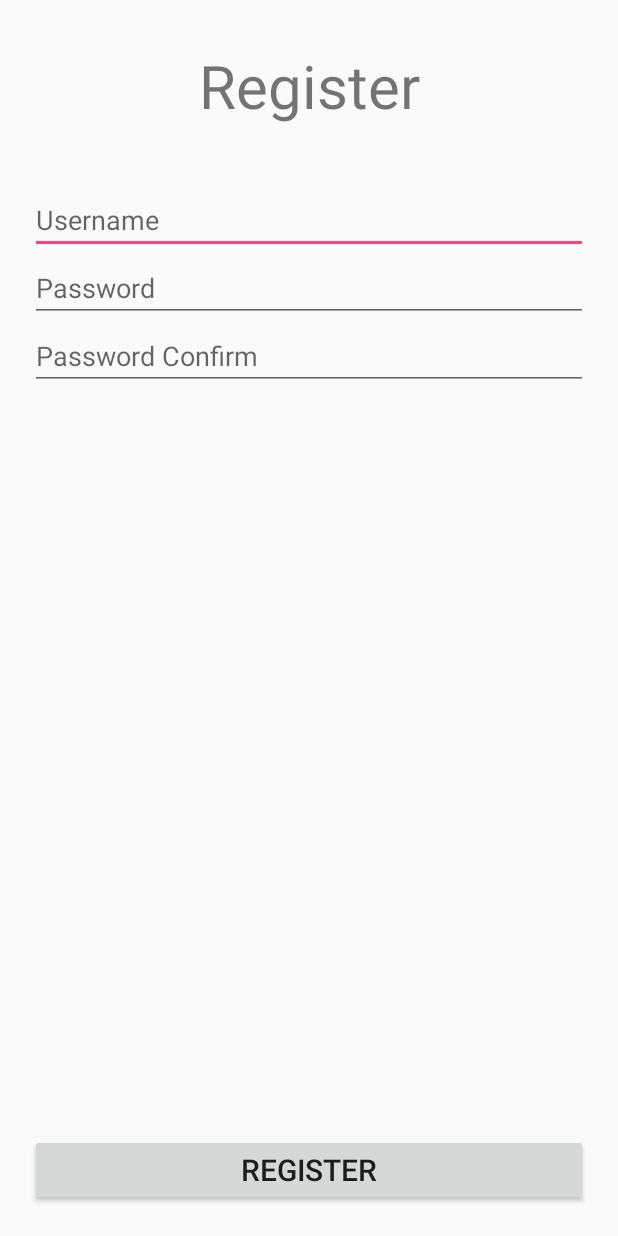
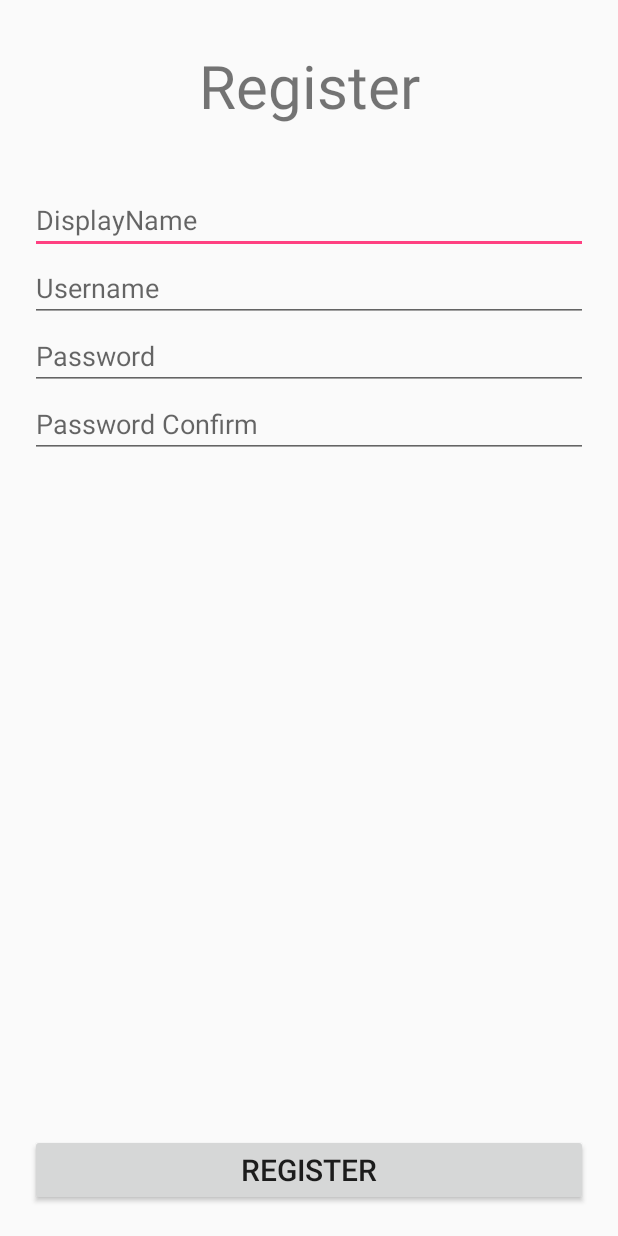
Before and after one commit to kamikitaooo/StarDustWorkShop, an Android app: the layout activity_register.xml on its own in the app's theme, with its tools: preview values and no code run, on a phone screen of 412 x 824 dp. Run offline under Robolectric (Android 15) with nearby library versions, the phone set to English and light mode, and no system bars.

Commit message:
register success

```diff
--- a/app/build.gradle
+++ b/app/build.gradle
@@ -20,7 +20,8 @@ android {
 }
 
 dependencies {
-    compile fileTree(dir: 'libs', include: ['*.jar'])
+    compile fileTree(include: ['*.jar'], dir: 'libs')
     testCompile 'junit:junit:4.12'
     compile 'com.android.support:appcompat-v7:24.2.1'
+    compile 'com.squareup.okhttp3:okhttp:3.4.2'
 }
--- a/app/src/main/java/com/example/user/workshop/Login.java
+++ b/app/src/main/java/com/example/user/workshop/Login.java
@@ -9,5 +9,8 @@ public class Login extends AppCompatActivity {
     protected void onCreate(Bundle savedInstanceState) {
         super.onCreate(savedInstanceState);
         setContentView(R.layout.activity_login);
+
+
+
     }
 }
--- a/app/src/main/res/layout/activity_register.xml
+++ b/app/src/main/res/layout/activity_register.xml
@@ -25,16 +25,24 @@
             android:layout_gravity="center"/>
 
         <EditText
-            android:id="@+id/User"
+            android:id="@+id/etDis"
             android:layout_width="match_parent"
             android:layout_height="wrap_content"
-            android:hint="Username"
+            android:hint="DisplayName"
             android:layout_marginTop="30dp"
             android:layout_marginLeft="20dp"
             android:layout_marginRight="20dp"/>
 
         <EditText
-            android:id="@+id/Pass"
+            android:id="@+id/etUser"
+            android:layout_width="match_parent"
+            android:layout_height="wrap_content"
+            android:hint="Username"
+            android:layout_marginLeft="20dp"
+            android:layout_marginRight="20dp"/>
+
+        <EditText
+            android:id="@+id/etPass"
             android:layout_width="match_parent"
             android:layout_height="wrap_content"
             android:hint="Password"
@@ -42,7 +50,7 @@
             android:layout_marginRight="20dp"/>
 
         <EditText
-            android:id="@+id/Confirm"
+            android:id="@+id/etConfirm"
             android:layout_width="match_parent"
             android:layout_height="wrap_content"
             android:hint="Password Confirm"
@@ -55,7 +63,7 @@
     </LinearLayout>
 
     <Button
-        android:id="@+id/Reg"
+        android:id="@+id/btReg"
         android:layout_width="match_parent"
         android:layout_height="wrap_content"
         android:text="Register"
```
Also changed, not shown: app/src/main/AndroidManifest.xml (+11 -5 lines), app/src/main/java/com/example/user/workshop/Register.java (+160 -0 lines).
